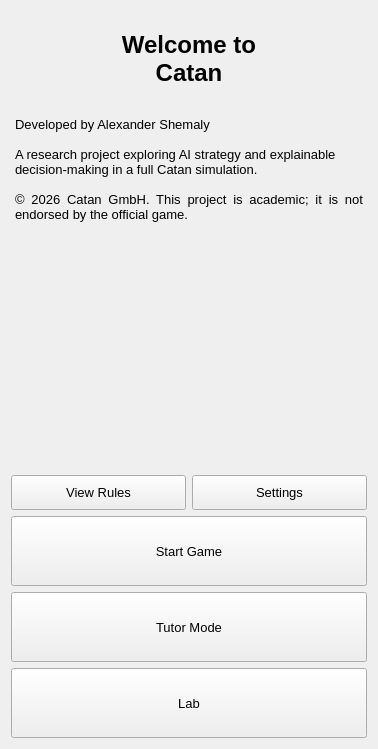
This is view/ui/start_menu.ui in AlexShem247/a-catan-tutor as Qt 5 draws it before an edit. The edited form follows.
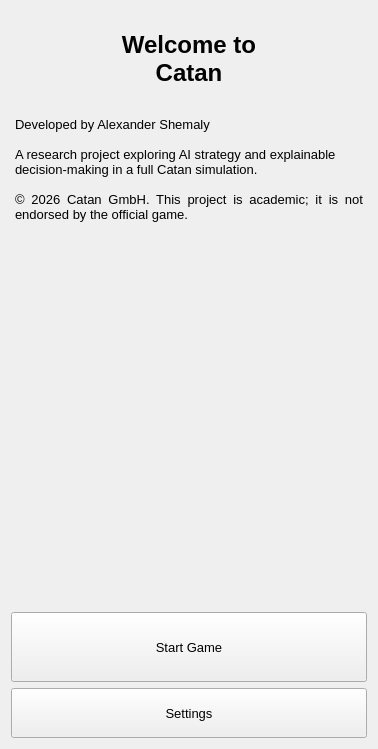
This is the edited form.

Commit message: Added .ui for mobile view

Patch:
```diff
--- a/view/ui/start_menu.ui
+++ b/view/ui/start_menu.ui
@@ -126,53 +126,7 @@
     </spacer>
    </item>
    <item>
-    <layout class="QHBoxLayout" name="utility_btn_layout">
-     <item>
-      <widget class="QPushButton" name="help_btn">
-       <property name="minimumSize">
-        <size>
-         <width>0</width>
-         <height>35</height>
-        </size>
-       </property>
-       <property name="font">
-        <font>
-         <pointsize>10</pointsize>
-        </font>
-       </property>
-       <property name="toolTip">
-        <string/>
-       </property>
-       <property name="text">
-        <string>View Rules</string>
-       </property>
-      </widget>
-     </item>
-     <item>
-      <widget class="QPushButton" name="settings_btn">
-       <property name="minimumSize">
-        <size>
-         <width>0</width>
-         <height>35</height>
-        </size>
-       </property>
-       <property name="font">
-        <font>
-         <pointsize>10</pointsize>
-        </font>
-       </property>
-       <property name="toolTip">
-        <string/>
-       </property>
-       <property name="text">
-        <string>Settings</string>
-       </property>
-      </widget>
-     </item>
-    </layout>
-   </item>
-   <item>
-    <widget class="QPushButton" name="standard_mode_btn">
+    <widget class="QPushButton" name="start_game_btn">
      <property name="minimumSize">
       <size>
        <width>0</width>
@@ -193,11 +147,11 @@
     </widget>
    </item>
    <item>
-    <widget class="QPushButton" name="tutor_mode_btn">
+    <widget class="QPushButton" name="settings_btn">
      <property name="minimumSize">
       <size>
        <width>0</width>
-       <height>70</height>
+       <height>50</height>
       </size>
      </property>
      <property name="font">
@@ -209,28 +163,7 @@
       <string/>
      </property>
      <property name="text">
-      <string>Tutor Mode</string>
-     </property>
-    </widget>
-   </item>
-   <item>
-    <widget class="QPushButton" name="lab_mode_btn">
-     <property name="minimumSize">
-      <size>
-       <width>0</width>
-       <height>70</height>
-      </size>
-     </property>
-     <property name="font">
-      <font>
-       <pointsize>10</pointsize>
-      </font>
-     </property>
-     <property name="toolTip">
-      <string/>
-     </property>
-     <property name="text">
-      <string>Lab</string>
+      <string>Settings</string>
      </property>
     </widget>
    </item>
```
Left out of the diff: 3 changed lines with no effect on the pictures. The commit also changes 23 other files.
